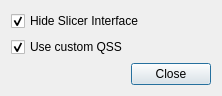
Old version of the form miniSlicer/Modules/Scripted/Home/Resources/UI/Settings.ui in the repository jiaqiwang969/Slicer.
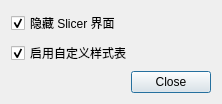
New version of the form.

Patch:
```diff
--- a/miniSlicer/Modules/Scripted/Home/Resources/UI/Settings.ui
+++ b/miniSlicer/Modules/Scripted/Home/Resources/UI/Settings.ui
@@ -27,7 +27,7 @@
    <item row="1" column="0">
     <widget class="QCheckBox" name="CustomStyleCheckBox">
      <property name="text">
-      <string>Use custom QSS</string>
+      <string>启用自定义样式表</string>
      </property>
      <property name="checked">
       <bool>true</bool>
@@ -37,7 +37,7 @@
    <item row="0" column="0">
     <widget class="QCheckBox" name="CustomUICheckBox">
      <property name="text">
-      <string>Hide Slicer Interface</string>
+      <string>隐藏 Slicer 界面</string>
      </property>
      <property name="checked">
       <bool>true</bool>
```
Left out of the diff: 2 changed lines with no effect on the pictures.
